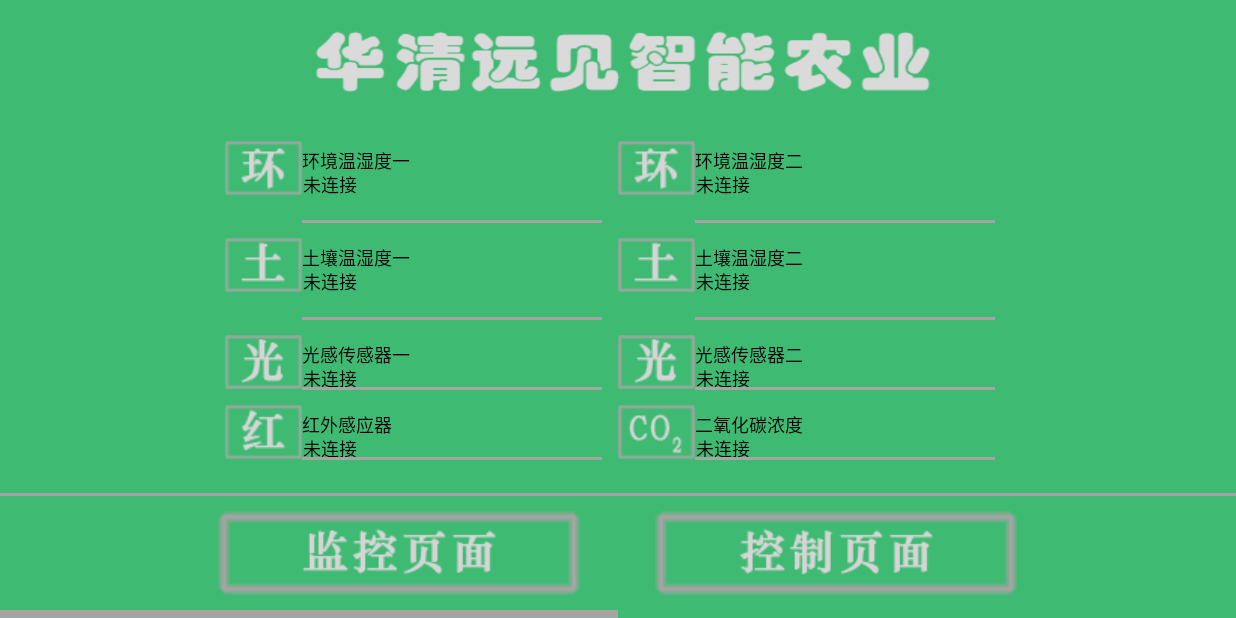
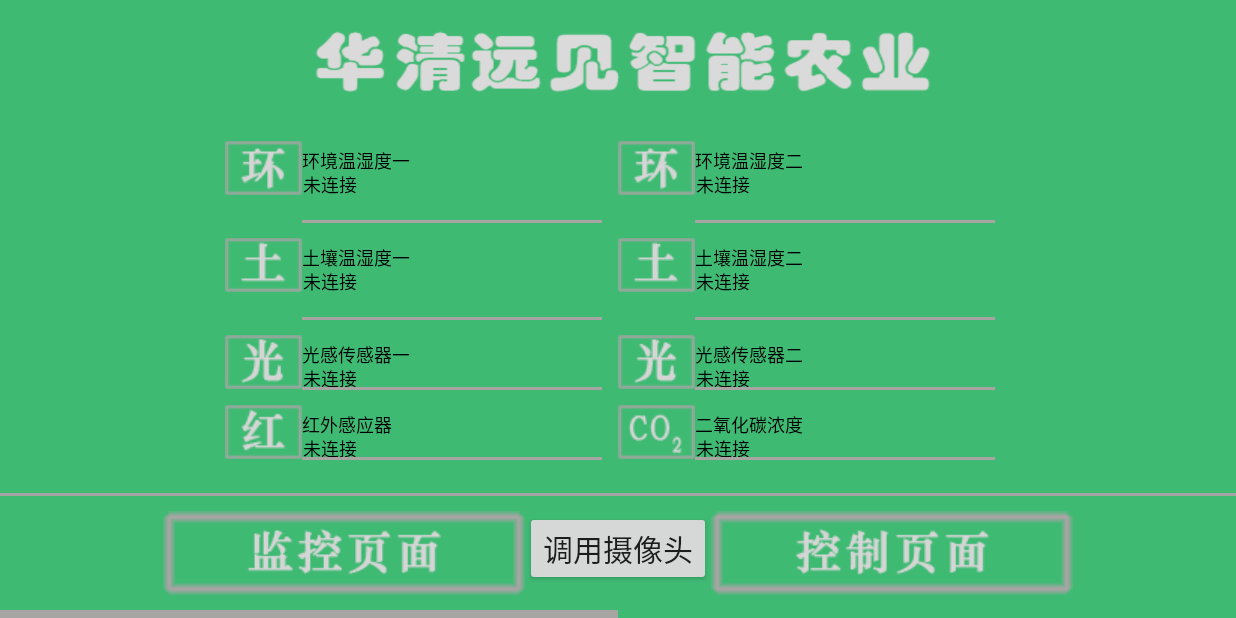
Before and after one commit to jiyangkang/FarsightAgriclture, an Android app: the MainActivity screen opened directly, with no data from a screen before it, on a phone screen of 824 x 412 dp (held sideways). Run offline under Robolectric (Android 15) with nearby library versions, the phone set to English and light mode, and no system bars.

Commit message:
2015-12-04版改15秒版

```diff
--- a/app/src/main/java/com/farsight/ji/farsightagriclture/UI/MainActivity.java
+++ b/app/src/main/java/com/farsight/ji/farsightagriclture/UI/MainActivity.java
@@ -1,5 +1,6 @@
 package com.farsight.ji.farsightagriclture.UI;
 
+import android.content.ComponentName;
 import android.content.Intent;
 import android.support.v4.app.Fragment;
 import android.support.v4.app.FragmentActivity;
@@ -13,6 +14,7 @@
 import android.view.Window;
 import android.view.WindowManager;
 import android.view.animation.TranslateAnimation;
+import android.widget.Button;
 import android.widget.ImageView;
 import android.widget.RelativeLayout;
 
@@ -41,6 +43,9 @@
     private int screenWidth;
     private int currentTab;
 
+    private Button button;
+
+    private ComponentName componentName;
 
     @Override
     protected void onCreate(Bundle savedInstanceState) {
@@ -71,9 +76,23 @@
         Intent intent1 = new Intent(MainActivity.this, DueDatasService.class);
         startService(intent1);
 
+        button.setOnClickListener(new View.OnClickListener() {
+            @Override
+            public void onClick(View v) {
+                componentName = new ComponentName("com.mobile.myeye", "com.mobile.myeye.activity.WelcomeActivity");
+                Intent intent = new Intent();
+                intent.setComponent(componentName);
+                intent.setAction("android.intent.action.MAIN");
+                intent.setFlags(Intent.FLAG_ACTIVITY_NEW_TASK);
+                startActivity(intent);
+            }
+        });
+
     }
 
     private void initShow() {
+        button = (Button) findViewById(R.id.btn_camera);
+
         btnVoir = (DrawButton) findViewById(R.id.btn_voir);
         btnVoir.setBitmapDefault(R.drawable.part_voir_noclicked);
         btnVoir.invalidate();
--- a/app/src/main/res/layout/fragment_main.xml
+++ b/app/src/main/res/layout/fragment_main.xml
@@ -19,9 +19,12 @@
            android:id="@+id/btn_voir"
            android:layout_width="wrap_content"
            android:layout_height="wrap_content" />
-       <View
-           android:layout_width="50dp"
-           android:layout_height="match_parent"/>
+       <Button
+           android:id="@+id/btn_camera"
+           android:layout_width="wrap_content"
+           android:layout_height="wrap_content"
+           android:text="@string/camera"
+           android:textSize="20sp"/>
        <com.farsight.ji.farsightagriclture.Tools.DrawButton
            android:id="@+id/btn_ctrl"
            android:layout_width="wrap_content"
--- a/app/src/main/res/layout/welcome_activity.xml
+++ b/app/src/main/res/layout/welcome_activity.xml
@@ -7,11 +7,11 @@
               android:orientation="vertical">
 
     <TextView
-        android:id="@+id/text_welcome"
+        android:id="@+id/txv_camera"
         android:layout_width="wrap_content"
         android:layout_height="wrap_content"
-        android:text="welcome"
-        android:textSize="18sp"/>
+        android:text="Welcom"
+        android:textSize="20sp"/>
 
 
 </LinearLayout>
--- a/app/src/main/res/values/strings.xml
+++ b/app/src/main/res/values/strings.xml
@@ -6,4 +6,5 @@
     <string name="login_title">外网登录</string>
     <string name="login_btn">登录</string>
     <string name="cancel">取消</string>
+    <string name="camera">调用摄像头</string>
 </resources>
```
Also changed, not shown: app/src/main/java/com/farsight/ji/farsightagriclture/Tools/StringTool.java (+6 -4 lines), app/src/main/java/com/farsight/ji/farsightagriclture/UI/WelcomeActivity.java (+7 -1 lines).
